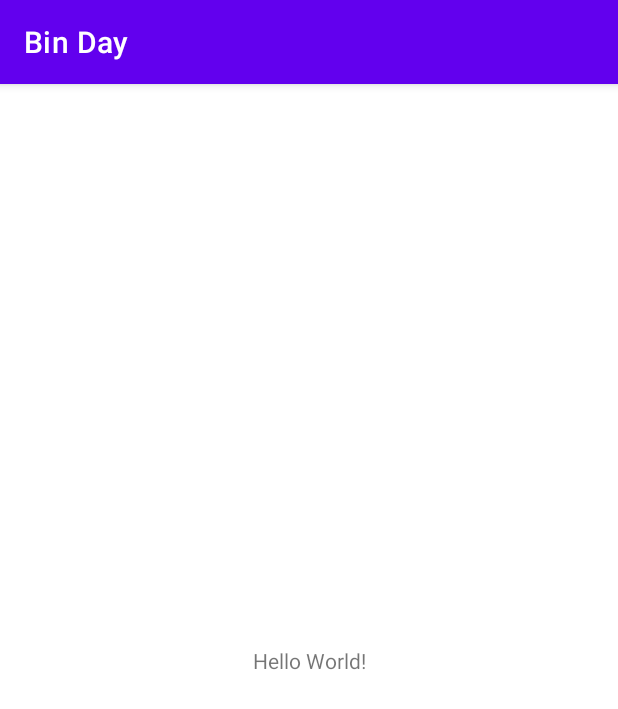
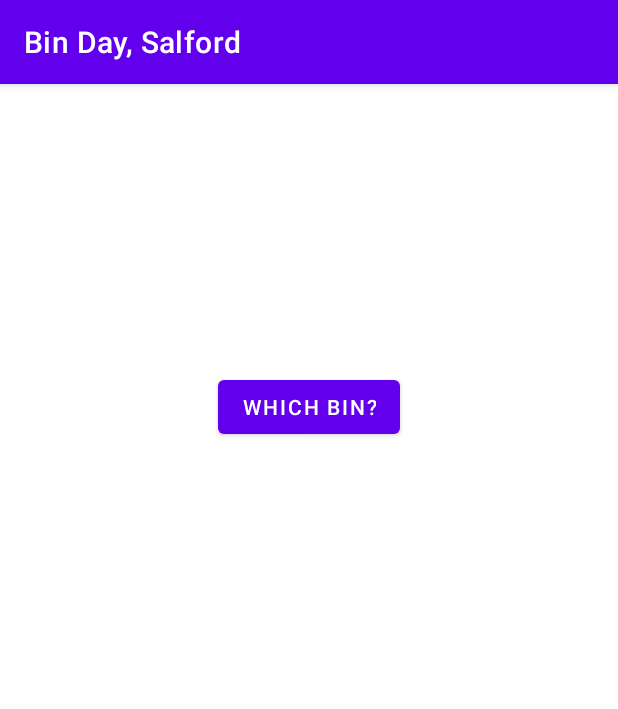
Before and after one commit to katebry/BinDay, an Android app: the screen it shows after launch (MainActivity), on a phone screen of 412 x 824 dp. Shown: the top 709 px of the screen. Run offline under Robolectric (Android 15) with nearby library versions, the phone set to English and light mode, and no system bars.

```diff
--- a/BinDay/app/src/main/java/com/example/binday/MainActivity.kt
+++ b/BinDay/app/src/main/java/com/example/binday/MainActivity.kt
@@ -2,10 +2,19 @@ package com.example.binday
 
 import androidx.appcompat.app.AppCompatActivity
 import android.os.Bundle
+import android.widget.Button
+import android.widget.Toast
 
 class MainActivity : AppCompatActivity() {
     override fun onCreate(savedInstanceState: Bundle?) {
         super.onCreate(savedInstanceState)
         setContentView(R.layout.activity_main)
+
+        val whichBinBtn = findViewById<Button>(R.id.btn_whichBin)
+
+        whichBinBtn.setOnClickListener {
+            // your code to perform when the user clicks on the button
+            Toast.makeText(this@MainActivity, "Put out the x and y bins.", Toast.LENGTH_LONG).show()
+        }
     }
 }
--- a/BinDay/app/src/main/res/layout/activity_main.xml
+++ b/BinDay/app/src/main/res/layout/activity_main.xml
@@ -6,13 +6,17 @@
     android:layout_height="match_parent"
     tools:context=".MainActivity">
 
-    <TextView
+    <Button
+        android:id="@+id/btn_whichBin"
         android:layout_width="wrap_content"
         android:layout_height="wrap_content"
-        android:text="Hello World!"
+        android:layout_marginStart="144dp"
+        android:layout_marginTop="32dp"
+        android:layout_marginEnd="144dp"
+        android:layout_marginBottom="369dp"
+        android:text="Which bin?"
         app:layout_constraintBottom_toBottomOf="parent"
-        app:layout_constraintLeft_toLeftOf="parent"
-        app:layout_constraintRight_toRightOf="parent"
+        app:layout_constraintEnd_toEndOf="parent"
+        app:layout_constraintStart_toStartOf="parent"
         app:layout_constraintTop_toTopOf="parent" />
-
 </androidx.constraintlayout.widget.ConstraintLayout>
--- a/BinDay/app/src/main/res/values/strings.xml
+++ b/BinDay/app/src/main/res/values/strings.xml
@@ -1,3 +1,3 @@
 <resources>
-    <string name="app_name">Bin Day</string>
+    <string name="app_name">Bin Day, Salford</string>
 </resources>
--- a/BinDay/build.gradle
+++ b/BinDay/build.gradle
@@ -5,7 +5,7 @@ buildscript {
         mavenCentral()
     }
     dependencies {
-        classpath "com.android.tools.build:gradle:7.0.1"
+        classpath 'com.android.tools.build:gradle:7.0.2'
         classpath "org.jetbrains.kotlin:kotlin-gradle-plugin:1.5.30"
 
         // NOTE: Do not place your application dependencies here; they belong
```
